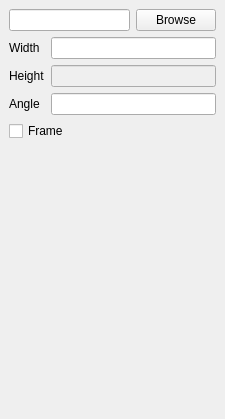
Old version of the form src/ui/qgscomposerpicturebase.ui in the repository stopa85/Quantum-GIS.
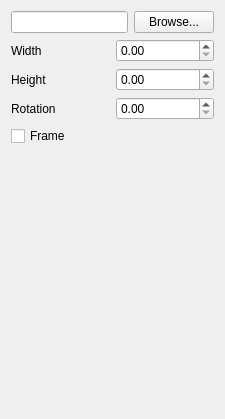
New version of the form.

What changed in the file:
```diff
--- a/src/ui/qgscomposerpicturebase.ui
+++ b/src/ui/qgscomposerpicturebase.ui
@@ -10,9 +10,7 @@
    </rect>
   </property>
   <property name="sizePolicy" >
-   <sizepolicy>
-    <hsizetype>7</hsizetype>
-    <vsizetype>7</vsizetype>
+   <sizepolicy vsizetype="Expanding" hsizetype="Expanding" >
     <horstretch>0</horstretch>
     <verstretch>0</verstretch>
    </sizepolicy>
@@ -20,14 +18,8 @@
   <property name="windowTitle" >
    <string>Picture Options</string>
   </property>
-  <layout class="QVBoxLayout" >
-   <property name="margin" >
-    <number>9</number>
-   </property>
-   <property name="spacing" >
-    <number>6</number>
-   </property>
-   <item>
+  <layout class="QGridLayout" >
+   <item row="0" column="0" >
     <layout class="QHBoxLayout" >
      <property name="margin" >
       <number>0</number>
@@ -41,9 +33,7 @@
      <item>
       <widget class="QPushButton" name="mPictureBrowseButton" >
        <property name="sizePolicy" >
-        <sizepolicy>
-         <hsizetype>5</hsizetype>
-         <vsizetype>5</vsizetype>
+        <sizepolicy vsizetype="Preferred" hsizetype="Preferred" >
          <horstretch>0</horstretch>
          <verstretch>0</verstretch>
         </sizepolicy>
@@ -55,62 +45,18 @@
         </size>
        </property>
        <property name="text" >
-        <string>Browse</string>
+        <string>Browse...</string>
        </property>
       </widget>
      </item>
     </layout>
    </item>
-   <item>
+   <item row="1" column="0" >
     <layout class="QGridLayout" >
-     <property name="margin" >
-      <number>0</number>
-     </property>
-     <property name="spacing" >
-      <number>6</number>
-     </property>
-     <item row="0" column="1" >
-      <widget class="QLineEdit" name="mWidthLineEdit" >
-       <property name="sizePolicy" >
-        <sizepolicy>
-         <hsizetype>7</hsizetype>
-         <vsizetype>5</vsizetype>
-         <horstretch>0</horstretch>
-         <verstretch>0</verstretch>
-        </sizepolicy>
-       </property>
-       <property name="maximumSize" >
-        <size>
-         <width>32767</width>
-         <height>32767</height>
-        </size>
-       </property>
-      </widget>
-     </item>
-     <item row="2" column="1" >
-      <widget class="QLineEdit" name="mAngleLineEdit" >
-       <property name="sizePolicy" >
-        <sizepolicy>
-         <hsizetype>7</hsizetype>
-         <vsizetype>5</vsizetype>
-         <horstretch>0</horstretch>
-         <verstretch>0</verstretch>
-        </sizepolicy>
-       </property>
-       <property name="maximumSize" >
-        <size>
-         <width>32767</width>
-         <height>32767</height>
-        </size>
-       </property>
-      </widget>
-     </item>
      <item row="0" column="0" >
       <widget class="QLabel" name="textLabel3" >
        <property name="sizePolicy" >
-        <sizepolicy>
-         <hsizetype>1</hsizetype>
-         <vsizetype>5</vsizetype>
+        <sizepolicy vsizetype="Preferred" hsizetype="Minimum" >
          <horstretch>0</horstretch>
          <verstretch>0</verstretch>
         </sizepolicy>
@@ -126,12 +72,13 @@
        </property>
       </widget>
      </item>
+     <item row="0" column="1" >
+      <widget class="QDoubleSpinBox" name="mWidthSpinBox" />
+     </item>
      <item row="1" column="0" >
       <widget class="QLabel" name="textLabel4" >
        <property name="sizePolicy" >
-        <sizepolicy>
-         <hsizetype>1</hsizetype>
-         <vsizetype>5</vsizetype>
+        <sizepolicy vsizetype="Preferred" hsizetype="Minimum" >
          <horstretch>0</horstretch>
          <verstretch>0</verstretch>
         </sizepolicy>
@@ -142,63 +89,40 @@
        <property name="wordWrap" >
         <bool>true</bool>
        </property>
-       <property name="buddy" >
-        <cstring>mHeightLineEdit</cstring>
-       </property>
-      </widget>
-     </item>
-     <item row="2" column="0" >
-      <widget class="QLabel" name="textLabel1" >
-       <property name="sizePolicy" >
-        <sizepolicy>
-         <hsizetype>1</hsizetype>
-         <vsizetype>5</vsizetype>
-         <horstretch>0</horstretch>
-         <verstretch>0</verstretch>
-        </sizepolicy>
-       </property>
-       <property name="text" >
-        <string>Angle</string>
-       </property>
-       <property name="wordWrap" >
-        <bool>true</bool>
-       </property>
-       <property name="buddy" >
-        <cstring>mAngleLineEdit</cstring>
-       </property>
       </widget>
      </item>
      <item row="1" column="1" >
-      <widget class="QLineEdit" name="mHeightLineEdit" >
-       <property name="enabled" >
-        <bool>false</bool>
-       </property>
+      <widget class="QDoubleSpinBox" name="mHeightSpinBox" />
+     </item>
+     <item row="2" column="0" >
+      <widget class="QLabel" name="mRotationLabel" >
        <property name="sizePolicy" >
-        <sizepolicy>
-         <hsizetype>7</hsizetype>
-         <vsizetype>0</vsizetype>
+        <sizepolicy vsizetype="Preferred" hsizetype="Minimum" >
          <horstretch>0</horstretch>
          <verstretch>0</verstretch>
         </sizepolicy>
        </property>
-       <property name="maximumSize" >
-        <size>
-         <width>32767</width>
-         <height>32767</height>
-        </size>
+       <property name="text" >
+        <string>Rotation</string>
+       </property>
+       <property name="wordWrap" >
+        <bool>true</bool>
        </property>
       </widget>
      </item>
+     <item row="2" column="1" >
+      <widget class="QDoubleSpinBox" name="mRotationSpinBox" />
+     </item>
     </layout>
    </item>
-   <item>
+   <item row="2" column="0" >
     <widget class="QCheckBox" name="mFrameCheckBox" >
      <property name="text" >
       <string>Frame</string>
      </property>
     </widget>
    </item>
-   <item>
+   <item row="3" column="0" >
     <spacer>
      <property name="orientation" >
       <enum>Qt::Vertical</enum>
```
Left out of the diff: 25 changed lines with no effect on the pictures.
